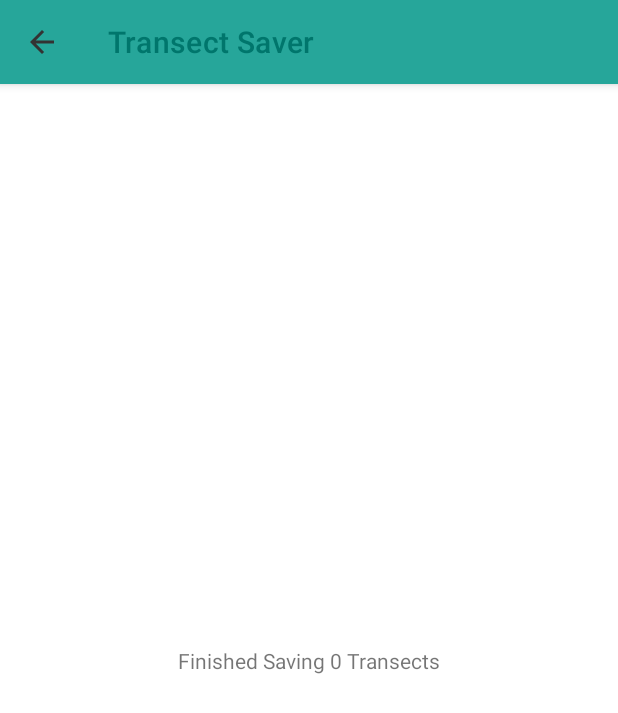
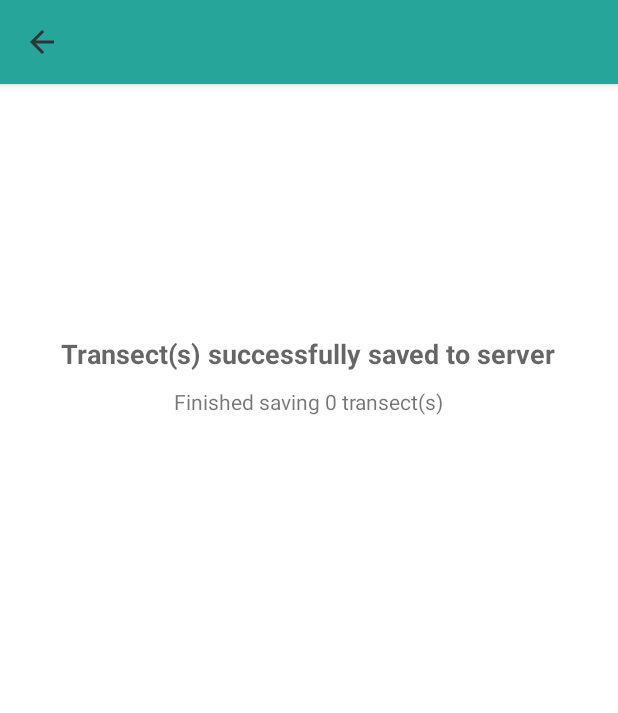
Before and after one commit to lancewf/transect_android, an Android app: the SavingProgressActivity screen opened directly, with no data from a screen before it, on a phone screen of 412 x 824 dp. Shown: the top 713 px of the screen. Run offline under Robolectric (Android 15) with nearby library versions, the phone set to English and light mode, and no system bars.

Commit message:
Adding notifications
Signed-off-by: Lance Finfrock <lancewf@gmail.com>

```diff
--- a/app/src/main/java/com/finfrock/transect/MainActivity.kt
+++ b/app/src/main/java/com/finfrock/transect/MainActivity.kt
@@ -1,12 +1,9 @@
 package com.finfrock.transect
 
 import android.content.Intent
-import android.content.pm.ApplicationInfo
-import android.content.pm.PackageManager
 import android.os.Bundle
 import android.util.Log
 import androidx.appcompat.app.AppCompatActivity
-import androidx.core.content.ContextCompat.startActivity
 import androidx.fragment.app.Fragment
 import androidx.fragment.app.FragmentActivity
 import androidx.lifecycle.ViewModelProvider
@@ -22,7 +19,6 @@ import com.google.android.material.appbar.MaterialToolbar
 import com.google.android.material.tabs.TabLayout
 import com.google.android.material.tabs.TabLayoutMediator
 import javax.inject.Inject
-
 
 class MainActivity : AppCompatActivity() {
 
--- a/app/src/main/java/com/finfrock/transect/MyApplication.kt
+++ b/app/src/main/java/com/finfrock/transect/MyApplication.kt
@@ -3,6 +3,7 @@ package com.finfrock.transect
 import android.app.Application
 import com.finfrock.transect.di.AppComponent
 import com.finfrock.transect.di.DaggerAppComponent
+import com.finfrock.transect.notification.Notification
 import kotlinx.coroutines.MainScope
 import kotlinx.coroutines.launch
 import javax.inject.Inject
@@ -23,6 +24,6 @@ open class MyApplication: Application() {
         MainScope().launch {
             remoteInitializer.remoteInitialLoad()
         }
+        Notification.createChannel(this)
     }
-
 }
--- a/app/src/main/java/com/finfrock/transect/SavingProgressActivity.kt
+++ b/app/src/main/java/com/finfrock/transect/SavingProgressActivity.kt
@@ -1,18 +1,17 @@
 package com.finfrock.transect
 
-import android.opengl.Visibility
 import android.os.Bundle
 import android.view.View
 import android.widget.Button
 import android.widget.TextView
 import androidx.appcompat.app.AppCompatActivity
-import androidx.lifecycle.Observer
+import androidx.core.app.NotificationManagerCompat
 import androidx.lifecycle.ViewModelProvider
 import com.finfrock.transect.data.AppDatabase
 import com.finfrock.transect.data.DataSource
 import com.finfrock.transect.network.TransectApiService
+import com.finfrock.transect.notification.Notification
 import com.google.android.material.appbar.MaterialToolbar
-import kotlinx.android.synthetic.main.saving_progress_activity.*
 import javax.inject.Inject
 
 class SavingProgressActivity : AppCompatActivity() {
@@ -23,7 +22,9 @@ class SavingProgressActivity : AppCompatActivity() {
     lateinit var transectApiService: TransectApiService
     lateinit var dataSource: DataSource
     private lateinit var uploadStatusText: TextView
+    private lateinit var uploadStatusTitleText: TextView
     private lateinit var retryButton: Button
+    private val unsavedTransectNotificationId = 77
 
     override fun onCreate(savedInstanceState: Bundle?) {
         (application as MyApplication).appComponent.inject(this)
@@ -38,6 +39,8 @@ class SavingProgressActivity : AppCompatActivity() {
         // After all the transects are saved display a close button
         uploadStatusText = findViewById(R.id.uploadStatus)
         retryButton = findViewById(R.id.retryButton)
+        uploadStatusTitleText = findViewById(R.id.uploadStatusTitle)
+        uploadStatusTitleText.text = "Saving Transects"
 
         val actionBar = findViewById<MaterialToolbar>(R.id.topAppBar)
         actionBar.setNavigationOnClickListener {
@@ -58,6 +61,7 @@ class SavingProgressActivity : AppCompatActivity() {
         runUpdate()
     }
 
+
     private fun runUpdate() {
         val (status, statusText) = dataSource.savaAllRemote()
         statusText.observe(this) { uploadStatusText.text = it }
@@ -67,9 +71,18 @@ class SavingProgressActivity : AppCompatActivity() {
             }
             DataSource.UploadStatus.FAILED -> {
                 retryButton.visibility = View.VISIBLE
+                val builder = Notification.createNotificationBuilder(this)
+                with(NotificationManagerCompat.from(this)) {
+                    notify(unsavedTransectNotificationId, builder.build())
+                }
+                uploadStatusTitleText.text = "Warning"
+                uploadStatusText.text = "Transect(s) are saved to your phone but not uploaded to server.\n\nPlease return to this app when internet is available and click the 'disk icon' to upload your transect(s) to the server. "
             }
             DataSource.UploadStatus.COMPLETE -> {
-                // do nothing
+                with(NotificationManagerCompat.from(this)) {
+                    cancel(unsavedTransectNotificationId)
+                }
+                uploadStatusTitleText.text = "Transect(s) successfully saved to server"
             }
         } }
     }
--- a/app/src/main/java/com/finfrock/transect/data/DataSource.kt
+++ b/app/src/main/java/com/finfrock/transect/data/DataSource.kt
@@ -204,7 +204,7 @@ class DataSource (private val appDatabase:AppDatabase,
             val transectDbs = appDatabase.transectDao.getAllNonLive().
                 filter { transectDb -> transectDb.localOnly }
 
-            statusText.value = "Starting to save ${transectDbs.size} Transects"
+            statusText.value = "Starting to save ${transectDbs.size} transect(s)"
             val transectPairs = transectDbs.map{ transectDb ->
                 val obs = appDatabase.observationDao.getAll(transectDb.id).
                     sortedBy { it.datetime }.
@@ -217,17 +217,16 @@ class DataSource (private val appDatabase:AppDatabase,
                 val (remoteTransect, transectDb) = transectPair
                 val errorMessage = saveRemoteAndTest(remoteTransect)
                 if (errorMessage != null) {
-                    statusText.value = "Error saving Transects: $errorMessage"
                     status.value = UploadStatus.FAILED
                     break
                 } else {
                     appDatabase.transectDao.updateLocalOnly(transectDb.id, false)
-                    statusText.value = "Saving ${index + 1} of ${transectPairs.size} Transects"
+                    statusText.value = "Saving ${index + 1} of ${transectPairs.size} transect(s)"
                 }
             }
 
             if (status.value != UploadStatus.FAILED ) {
-                statusText.value = "Finished Saving ${transectPairs.size} Transects"
+                statusText.value = "Finished saving ${transectPairs.size} transect(s)"
                 status.value = UploadStatus.COMPLETE
             }
         }
--- a/app/src/main/java/com/finfrock/transect/di/AppComponent.kt
+++ b/app/src/main/java/com/finfrock/transect/di/AppComponent.kt
@@ -1,7 +1,6 @@
 package com.finfrock.transect.di
 
 import android.content.Context
-import androidx.lifecycle.ViewModelStore
 import com.finfrock.transect.*
 import com.finfrock.transect.view.StartPageFragment
 import com.finfrock.transect.view.SummaryPageFragment
--- a/app/src/main/java/com/finfrock/transect/di/StorageModule.kt
+++ b/app/src/main/java/com/finfrock/transect/di/StorageModule.kt
@@ -1,11 +1,8 @@
 package com.finfrock.transect.di
 
 import android.content.Context
-import androidx.lifecycle.ViewModelProvider
-import androidx.lifecycle.ViewModelStore
 import com.finfrock.transect.RemoteInitializer
 import com.finfrock.transect.data.AppDatabase
-import com.finfrock.transect.data.DataSource
 import com.finfrock.transect.network.TransectApi
 import com.finfrock.transect.network.TransectApiService
 import dagger.Module
--- /dev/null
+++ b/app/src/main/res/drawable/ic_baseline_save_24.xml
@@ -0,0 +1,5 @@
+<vector android:height="24dp" android:tint="#FF1010"
+    android:viewportHeight="24" android:viewportWidth="24"
+    android:width="24dp" xmlns:android="http://schemas.android.com/apk/res/android">
+    <path android:fillColor="@android:color/white" android:pathData="M17,3L5,3c-1.11,0 -2,0.9 -2,2v14c0,1.1 0.89,2 2,2h14c1.1,0 2,-0.9 2,-2L21,7l-4,-4zM12,19c-1.66,0 -3,-1.34 -3,-3s1.34,-3 3,-3 3,1.34 3,3 -1.34,3 -3,3zM15,9L5,9L5,5h10v4z"/>
+</vector>
--- a/app/src/main/res/layout/saving_progress_activity.xml
+++ b/app/src/main/res/layout/saving_progress_activity.xml
@@ -1,7 +1,8 @@
 <?xml version="1.0" encoding="utf-8"?>
-<androidx.constraintlayout.widget.ConstraintLayout xmlns:android="http://schemas.android.com/apk/res/android"
+<LinearLayout xmlns:android="http://schemas.android.com/apk/res/android"
+    xmlns:tools="http://schemas.android.com/tools"
     xmlns:app="http://schemas.android.com/apk/res-auto"
-    xmlns:tools="http://schemas.android.com/tools"
+    android:orientation="vertical"
     android:layout_width="match_parent"
     android:layout_height="match_parent">
     <com.google.android.material.appbar.AppBarLayout
@@ -13,27 +14,47 @@
             android:id="@+id/topAppBar"
             android:layout_width="match_parent"
             android:layout_height="?attr/actionBarSize"
-            app:title="Transect Saver"
             app:navigationIcon="@drawable/ic_baseline_arrow_back_24"
             style="@style/Widget.MaterialComponents.Toolbar.Primary"/>
     </com.google.android.material.appbar.AppBarLayout>
+
+    <androidx.constraintlayout.widget.ConstraintLayout
+        android:layout_width="match_parent"
+        android:layout_height="match_parent"
+        android:paddingEnd="30sp"
+        android:paddingStart="30sp"
+        >
+
+        <TextView
+            android:id="@+id/uploadStatusTitle"
+            android:layout_width="wrap_content"
+            android:layout_height="wrap_content"
+            android:textAppearance="@style/TextAppearance.AppCompat.Medium"
+            android:textStyle="bold"
+            app:layout_constraintBottom_toBottomOf="parent"
+            app:layout_constraintEnd_toEndOf="parent"
+            app:layout_constraintHorizontal_bias="0.496"
+            app:layout_constraintStart_toStartOf="parent"
+            app:layout_constraintTop_toTopOf="parent"
+            app:layout_constraintVertical_bias="0.225"
+            tools:text="Transect successfully completed" />
 
         <TextView
             android:id="@+id/uploadStatus"
             android:layout_width="wrap_content"
             android:layout_height="wrap_content"
-        tools:text="Saving 1 of 5 Transects"
+            tools:text="Transect(s) are saved to your phone but not uploaded to server.\n\nPlease return to this app when internet is available and click the 'disk icon' to upload your transect(s) to the server. "
+            android:layout_marginTop="10sp"
             app:layout_constraintEnd_toEndOf="parent"
             app:layout_constraintStart_toStartOf="parent"
-        app:layout_constraintBottom_toBottomOf="parent"
-        app:layout_constraintTop_toBottomOf="@id/saverToolBar"
+            app:layout_constraintTop_toBottomOf="@id/uploadStatusTitle"
             />
 
         <Button
             android:id="@+id/retryButton"
             android:layout_width="wrap_content"
             android:layout_height="wrap_content"
-        android:layout_marginTop="5dp"
+            android:layout_marginTop="10dp"
             android:text="Retry"
             android:visibility="invisible"
             app:layout_constraintStart_toStartOf="parent"
@@ -41,3 +62,4 @@
             app:layout_constraintTop_toBottomOf="@id/uploadStatus"
             />
     </androidx.constraintlayout.widget.ConstraintLayout>
+</LinearLayout>
--- a/app/src/main/res/menu/main_menu.xml
+++ b/app/src/main/res/menu/main_menu.xml
@@ -3,7 +3,7 @@
     xmlns:app="http://schemas.android.com/apk/res-auto">
     <item
         android:id="@+id/unsaved"
-        android:icon="@drawable/ic_saving"
+        android:icon="@drawable/ic_baseline_save_24"
         app:showAsAction="always"
         android:visible="true"
         android:title="Unsaved">
--- a/app/src/main/res/values/strings.xml
+++ b/app/src/main/res/values/strings.xml
@@ -12,4 +12,8 @@
     <string name="criteria4">4. Glare on water of less than 50% (90 of 180 degrees arc being viewed).</string>
     <string name="criteria5">5. Use of an observer(s) with required training.</string>
     <string name="criteria_overview">If these conditions are met and able to proceed, please select the Start tab and log-in your vessel and observer(s).</string>
+    <string name="channel_name">Unsaved Transect</string>
+    <string name="channel_description">Notification if the transect was not saved remotely</string>
+    <string name="notification_title">Unsaved Transect(s)</string>
+    <string name="notification_message">Click to save transects</string>
 </resources>
```
Also changed, not shown: app/src/main/AndroidManifest.xml (+4 -4 lines), app/src/main/java/com/finfrock/transect/RunningTransectActivity.kt (+14 -3 lines), app/src/main/java/com/finfrock/transect/notification/Notification.kt (added, +51 -0 lines), app/src/main/res/drawable-anydpi/ic_saving.xml (deleted, +0 -15 lines), app/src/main/res/drawable-hdpi/ic_saving.png (deleted), app/src/main/res/drawable-mdpi/ic_saving.png (deleted), app/src/main/res/drawable-xhdpi/ic_saving.png (deleted), app/src/main/res/drawable-xxhdpi/ic_saving.png (deleted). Lines whose indentation alone changed are shown as unchanged.
